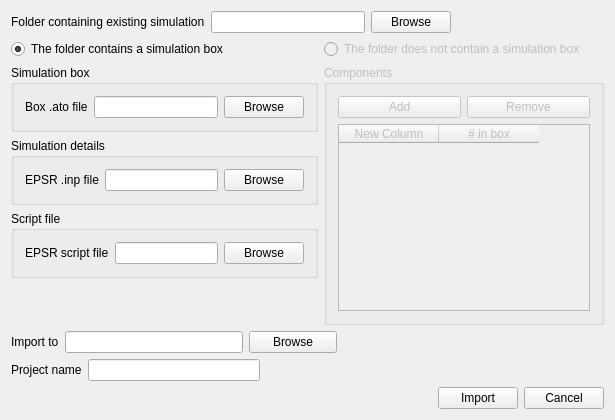
Above: src/importdialog.ui from samcallear/EPSRgui before the change. Below: the same form after it.
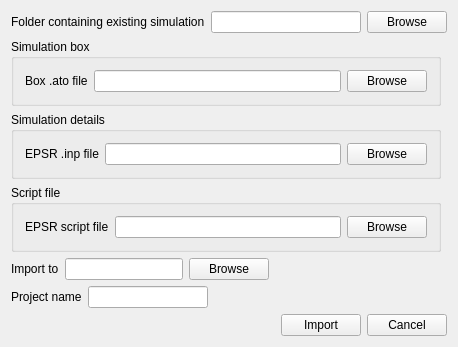
That is the form after the change.

Commit message: simplified dialog layout

The edit to the form file:
```diff
--- a/src/importdialog.ui
+++ b/src/importdialog.ui
@@ -6,8 +6,8 @@
    <rect>
     <x>0</x>
     <y>0</y>
-    <width>615</width>
-    <height>420</height>
+    <width>429</width>
+    <height>321</height>
    </rect>
   </property>
   <property name="windowTitle">
@@ -24,7 +24,14 @@
       </widget>
      </item>
      <item>
-      <widget class="QLineEdit" name="folderLineEdit"/>
+      <widget class="QLineEdit" name="folderLineEdit">
+       <property name="minimumSize">
+        <size>
+         <width>150</width>
+         <height>0</height>
+        </size>
+       </property>
+      </widget>
      </item>
      <item>
       <widget class="QPushButton" name="browseFolderButton">
@@ -33,33 +40,10 @@
        </property>
       </widget>
      </item>
-     <item>
-      <spacer name="horizontalSpacer_2">
-       <property name="orientation">
-        <enum>Qt::Horizontal</enum>
-       </property>
-       <property name="sizeHint" stdset="0">
-        <size>
-         <width>40</width>
-         <height>20</height>
-        </size>
-       </property>
-      </spacer>
-     </item>
     </layout>
    </item>
    <item row="1" column="0">
     <layout class="QVBoxLayout" name="verticalLayout_2">
-     <item>
-      <widget class="QRadioButton" name="boxRadioButton">
-       <property name="text">
-        <string>The folder contains a simulation box</string>
-       </property>
-       <property name="checked">
-        <bool>true</bool>
-       </property>
-      </widget>
-     </item>
      <item>
       <widget class="QGroupBox" name="groupBox_2">
        <property name="title">
@@ -142,77 +126,6 @@
        </layout>
       </widget>
      </item>
-     <item>
-      <spacer name="verticalSpacer">
-       <property name="orientation">
-        <enum>Qt::Vertical</enum>
-       </property>
-       <property name="sizeHint" stdset="0">
-        <size>
-         <width>20</width>
-         <height>40</height>
-        </size>
-       </property>
-      </spacer>
-     </item>
-    </layout>
-   </item>
-   <item row="1" column="1">
-    <layout class="QVBoxLayout" name="verticalLayout_3">
-     <item>
-      <widget class="QRadioButton" name="noBoxRadioButton">
-       <property name="enabled">
-        <bool>false</bool>
-       </property>
-       <property name="text">
-        <string>The folder does not contain a simulation box</string>
-       </property>
-      </widget>
-     </item>
-     <item>
-      <widget class="QGroupBox" name="groupBox">
-       <property name="enabled">
-        <bool>false</bool>
-       </property>
-       <property name="title">
-        <string>Components</string>
-       </property>
-       <layout class="QVBoxLayout" name="verticalLayout">
-        <item>
-         <layout class="QHBoxLayout" name="horizontalLayout_4">
-          <item>
-           <widget class="QPushButton" name="addComponentButton">
-            <property name="text">
-             <string>Add</string>
-            </property>
-           </widget>
-          </item>
-          <item>
-           <widget class="QPushButton" name="removeComponentButton">
-            <property name="text">
-             <string>Remove</string>
-            </property>
-           </widget>
-          </item>
-         </layout>
-        </item>
-        <item>
-         <widget class="QTableWidget" name="tableWidget">
-          <column>
-           <property name="text">
-            <string>New Column</string>
-           </property>
-          </column>
-          <column>
-           <property name="text">
-            <string># in box</string>
-           </property>
-          </column>
-         </widget>
-        </item>
-       </layout>
-      </widget>
-     </item>
     </layout>
    </item>
    <item row="2" column="0" colspan="2">
```
Left out of the diff: 51 changed lines with no effect on the pictures.
